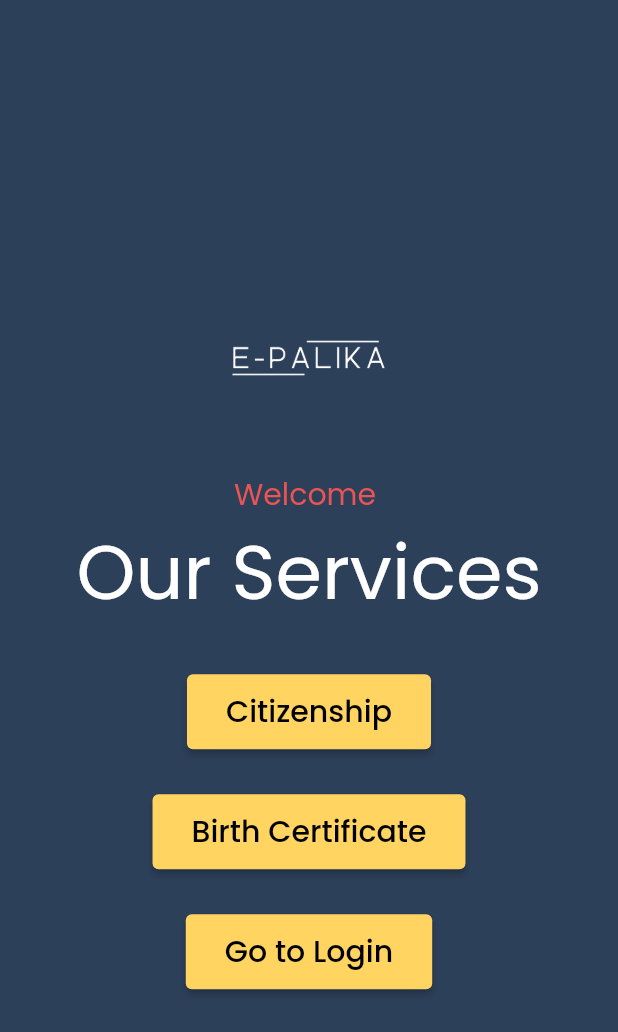
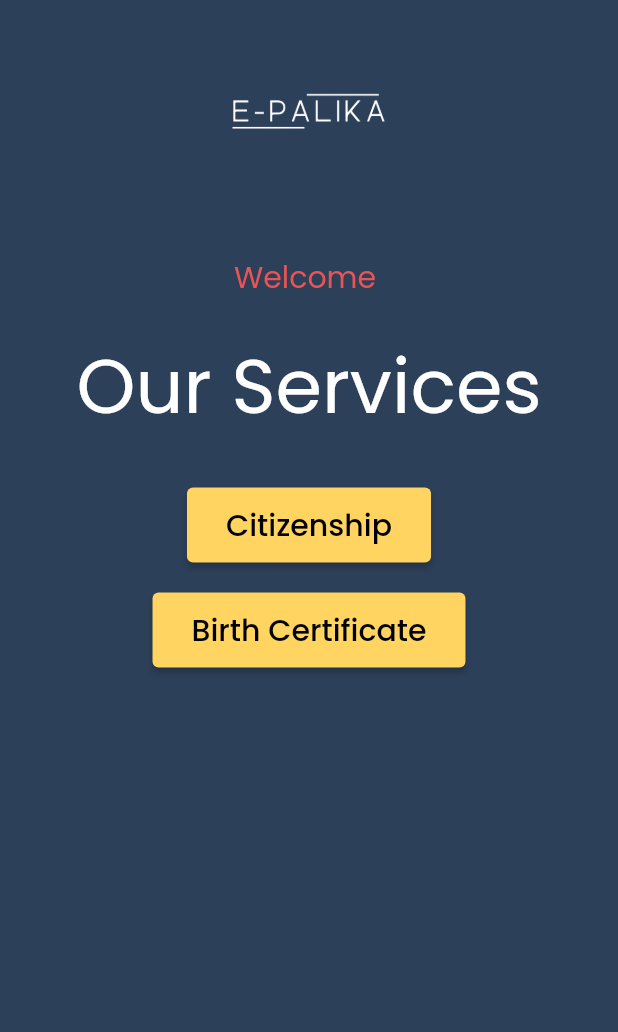
Before and after one commit to sandesh101/E-Palika, a Flutter app: the HomePage screen opened by its route, on a phone screen of 412 x 824 dp. Shown: the top 1032 px of the screen. Run offline on Flutter 3.47's test engine with Material 2 defaults, Android fonts, the phone set to English and light mode, and no system bars; our stand-ins replace firebase_auth, firebase_core, fluttertoast, google_fonts, image_picker; accounts and stored records are empty.

Commit message:
UI Changes

```diff
--- a/lib/screens/home_screen.dart
+++ b/lib/screens/home_screen.dart
@@ -19,7 +19,7 @@ class _HomePageState extends State<HomePage> {
       backgroundColor: const Color(0xFF2D4059),
       body: Center(
         child: Column(
-          mainAxisAlignment: MainAxisAlignment.center,
+          // mainAxisAlignment: MainAxisAlignment.center,
           // crossAxisAlignment: CrossAxisAlignment.center,
           children: [
             Image.asset(
@@ -27,10 +27,18 @@ class _HomePageState extends State<HomePage> {
               height: 150,
               width: 200,
             ),
+            const SizedBox(
+              height: 20,
+            ),
+            Column(
+              children: [
                 Text(
                   'Welcome ${FirebaseAuth.instance.currentUser?.email}',
                   style: GoogleFonts.poppins(
                       fontSize: 20, color: AppColors.accentColor),
+                ),
+                const SizedBox(
+                  height: 20,
                 ),
                 Text(
                   'Our Services',
@@ -47,7 +55,7 @@ class _HomePageState extends State<HomePage> {
                   },
                 ),
                 const SizedBox(
-              height: 30,
+                  height: 20,
                 ),
                 Buttons(
                   buttonColor: AppColors.secondaryColor,
@@ -56,20 +64,22 @@ class _HomePageState extends State<HomePage> {
                     Navigator.pushNamed(context, 'birthcertificate_details'),
                   },
                 ),
-            const SizedBox(
-              height: 30,
-            ),
-            Buttons(
-                buttonText: 'Go to Login',
-                buttonColor: AppColors.secondaryColor,
-                onClick: () => {
-                      Navigator.push(
-                        context,
-                        MaterialPageRoute(
-                          builder: (context) => const LoginScreen(),
-                        ),
+              ],
             )
-                    })
+            // const SizedBox(
+            //   height: 30,
+            // ),
+            // Buttons(
+            //     buttonText: 'Go to Login',
+            //     buttonColor: AppColors.secondaryColor,
+            //     onClick: () => {
+            //           Navigator.push(
+            //             context,
+            //             MaterialPageRoute(
+            //               builder: (context) => const LoginScreen(),
+            //             ),
+            //           )
+            //         })
           ],
         ),
       ),
```
Lines whose indentation alone changed are shown as unchanged.
